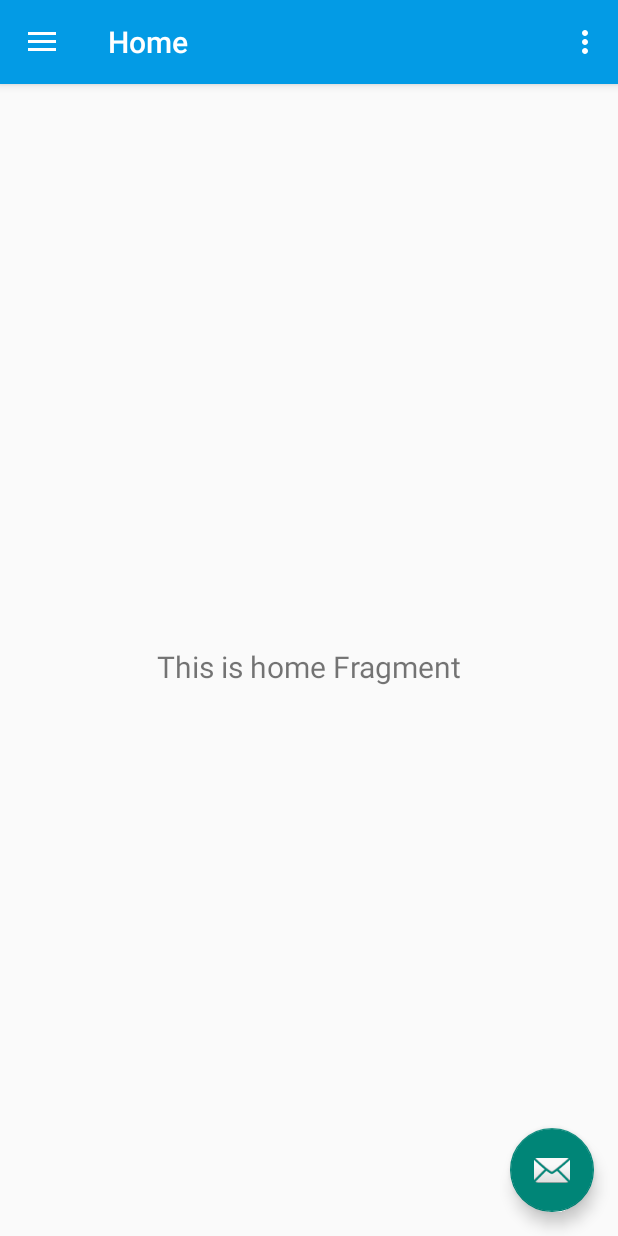
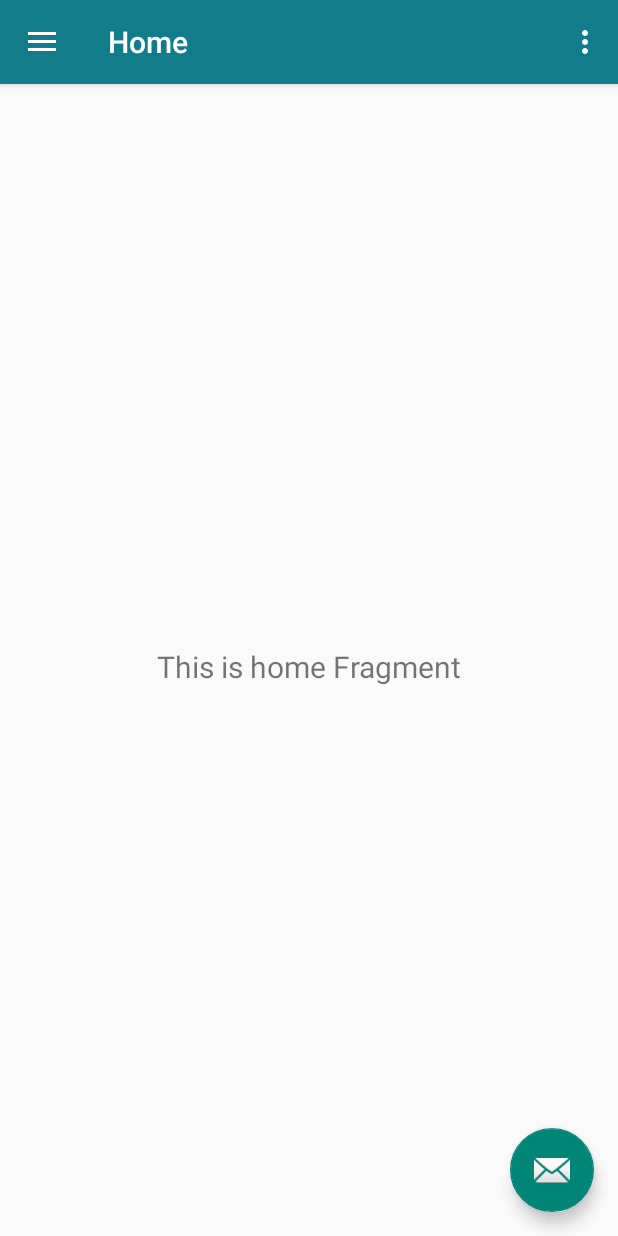
Before and after one commit to EstebanCastanera91/Android, an Android app: the MainActivity screen opened directly, with no data from a screen before it, on a phone screen of 412 x 824 dp. Run offline under Robolectric (Android 15) with nearby library versions, the phone set to English and light mode, and no system bars; our stand-ins replace navigation-ui.

Commit message:
Modificaciones en el estilo del Menu

```diff
--- a/app/src/main/java/com/dev/gestionedificios/MainActivity.kt
+++ b/app/src/main/java/com/dev/gestionedificios/MainActivity.kt
@@ -4,6 +4,8 @@ import android.content.Context
 import android.content.SharedPreferences
 import android.os.Bundle
 import android.view.Menu
+import android.view.View
+import android.widget.TextView
 import com.google.android.material.snackbar.Snackbar
 import com.google.android.material.navigation.NavigationView
 import androidx.navigation.findNavController
@@ -39,13 +41,19 @@ class MainActivity : AppCompatActivity() {
         // menu should be considered as top level destinations.
         appBarConfiguration = AppBarConfiguration(
             setOf(
-                R.id.nav_home, R.id.nav_gallery, R.id.nav_slideshow
+                R.id.nav_home, R.id.nav_slideshow
             ), drawerLayout
         )
         //Email y Proveedor
         val bundle:Bundle?= intent.extras
         val email=bundle?.getString("email")
         val provider=bundle?.getString("provider")
+
+        val header_nav_view: View = navView.getHeaderView(0)
+        val email_navView: TextView= header_nav_view.findViewById(R.id.user_mail)
+        val user_navView: TextView= header_nav_view.findViewById(R.id.user_name)
+        email_navView.setText(email)
+        user_navView.setText("Esteban Castañera")
 
 
         setupActionBarWithNavController(navController, appBarConfiguration)
--- /dev/null
+++ b/app/src/main/res/drawable-v24/ic_baseline_feed_24.xml
@@ -0,0 +1,11 @@
+<vector xmlns:android="http://schemas.android.com/apk/res/android"
+    android:width="24dp"
+    android:height="24dp"
+    android:viewportWidth="24"
+    android:viewportHeight="24"
+    android:tint="?attr/colorControlNormal"
+    android:autoMirrored="true">
+  <path
+      android:fillColor="@android:color/white"
+      android:pathData="M16,3H5C3.9,3 3,3.9 3,5v14c0,1.1 0.9,2 2,2h14c1.1,0 2,-0.9 2,-2V8L16,3zM7,7h5v2H7V7zM17,17H7v-2h10V17zM17,13H7v-2h10V13zM15,9V5l4,4H15z"/>
+</vector>
--- /dev/null
+++ b/app/src/main/res/drawable-v24/ic_baseline_home_24.xml
@@ -0,0 +1,10 @@
+<vector xmlns:android="http://schemas.android.com/apk/res/android"
+    android:width="24dp"
+    android:height="24dp"
+    android:viewportWidth="24"
+    android:viewportHeight="24"
+    android:tint="?attr/colorControlNormal">
+  <path
+      android:fillColor="@android:color/white"
+      android:pathData="M10,20v-6h4v6h5v-8h3L12,3 2,12h3v8z"/>
+</vector>
--- /dev/null
+++ b/app/src/main/res/drawable/ic_baseline_admin_panel_settings_24.xml
@@ -0,0 +1,13 @@
+<vector xmlns:android="http://schemas.android.com/apk/res/android"
+    android:width="24dp"
+    android:height="24dp"
+    android:viewportWidth="24"
+    android:viewportHeight="24"
+    android:tint="?attr/colorControlNormal">
+  <path
+      android:fillColor="@android:color/white"
+      android:pathData="M17,11c0.34,0 0.67,0.04 1,0.09V6.27L10.5,3L3,6.27v4.91c0,4.54 3.2,8.79 7.5,9.82c0.55,-0.13 1.08,-0.32 1.6,-0.55C11.41,19.47 11,18.28 11,17C11,13.69 13.69,11 17,11z"/>
+  <path
+      android:fillColor="@android:color/white"
+      android:pathData="M17,13c-2.21,0 -4,1.79 -4,4c0,2.21 1.79,4 4,4s4,-1.79 4,-4C21,14.79 19.21,13 17,13zM17,14.38c0.62,0 1.12,0.51 1.12,1.12s-0.51,1.12 -1.12,1.12s-1.12,-0.51 -1.12,-1.12S16.38,14.38 17,14.38zM17,19.75c-0.93,0 -1.74,-0.46 -2.24,-1.17c0.05,-0.72 1.51,-1.08 2.24,-1.08s2.19,0.36 2.24,1.08C18.74,19.29 17.93,19.75 17,19.75z"/>
+</vector>
--- /dev/null
+++ b/app/src/main/res/drawable/ic_baseline_domain_add_24.xml
@@ -0,0 +1,10 @@
+<vector xmlns:android="http://schemas.android.com/apk/res/android"
+    android:width="24dp"
+    android:height="24dp"
+    android:viewportWidth="24"
+    android:viewportHeight="24"
+    android:tint="?attr/colorControlNormal">
+  <path
+      android:fillColor="@android:color/white"
+      android:pathData="M12,7V3H2v18h14v-2h-4v-2h2v-2h-2v-2h2v-2h-2V9h8v6h2V7H12zM6,19H4v-2h2V19zM6,15H4v-2h2V15zM6,11H4V9h2V11zM6,7H4V5h2V7zM10,19H8v-2h2V19zM10,15H8v-2h2V15zM10,11H8V9h2V11zM10,7H8V5h2V7zM24,19v2h-2v2h-2v-2h-2v-2h2v-2h2v2H24zM18,11h-2v2h2V11zM18,15h-2v2h2V15z"/>
+</vector>
--- a/app/src/main/res/menu/activity_main_drawer.xml
+++ b/app/src/main/res/menu/activity_main_drawer.xml
@@ -6,12 +6,33 @@
     <group android:checkableBehavior="single">
         <item
             android:id="@+id/nav_home"
-            android:title="@string/menu_home" />
+            android:title="@string/menu_home"
+            android:icon="@drawable/ic_baseline_home_24"/>
         <item
-            android:id="@+id/nav_gallery"
-            android:title="@string/menu_gallery" />
+            android:id="@+id/nav_facturas"
+            android:title="@string/menu_gallery"
+            android:icon="@drawable/ic_baseline_feed_24"/>
         <item
-            android:id="@+id/nav_slideshow"
-            android:title="@string/menu_slideshow" />
+            android:id="@+id/nav_unidades"
+            android:title="@string/menu_slideshow"
+            android:icon="@drawable/ic_baseline_domain_add_24"/>
+        <item android:title="Usuario">
+
+            <menu>
+                <item
+                    android:id="@+id/user"
+                    android:title="Mi cuenta"
+                    android:icon="@drawable/ic_baseline_admin_panel_settings_24"
+                    />
+
+                <item
+                    android:id="@+id/signout"
+                    android:title="Cerrar sesion"
+                    android:icon="@drawable/ic_baseline_logout_24"
+                    />
+
+            </menu>
+        </item>
+
     </group>
 </menu>
--- a/app/src/main/res/values/colors.xml
+++ b/app/src/main/res/values/colors.xml
@@ -1,6 +1,6 @@
 <?xml version="1.0" encoding="utf-8"?>
 <resources>
-    <color name ="colorPrimary">#039BE5</color>
+    <color name ="colorPrimary">#117C8A</color>
     <color name ="colorPrimaryDark">#2C384A</color>
     <color name="colorAccent">#039BE5</color>
     <color name="background">#ECEFF1</color>
@@ -14,5 +14,5 @@
     <color name="black">#FF000000</color>
     <color name="white">#FFFFFFFF</color>
 
-
+    <color name="orange">#FF5722</color>
 </resources>
```
Also changed, not shown: app/src/main/res/drawable-v24/headercolor.xml (added, +8 -0 lines), app/src/main/res/drawable-v24/ic_baseline_person_24.xml (added, +10 -0 lines), app/src/main/res/drawable-v24/ic_baseline_settings_24.xml (added, +10 -0 lines), app/src/main/res/layout/nav_header_main.xml (+34 -22 lines), app/src/main/res/drawable-v24/placeholder.jpg (added), app/src/main/res/drawable-v24/plus.png (added).
